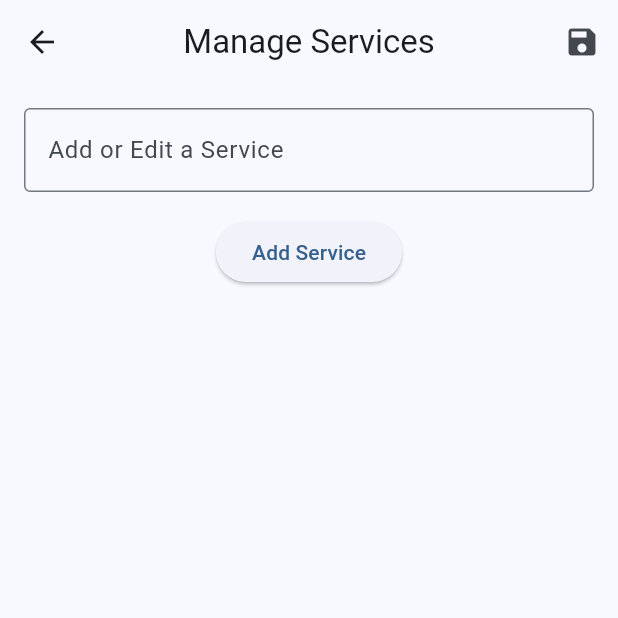
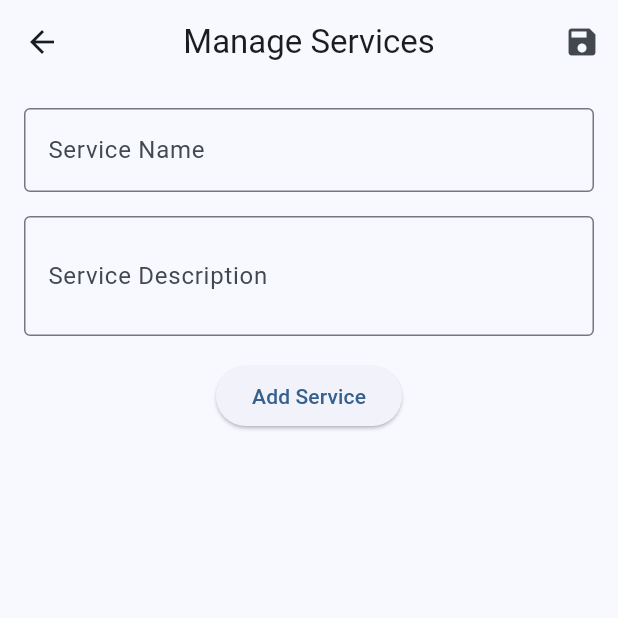
Before and after one commit to dananjaya2002/flutter_service_app_v2, a Flutter app: the ManageServicesScreen screen opened directly with empty values, on a phone screen of 412 x 824 dp, the top half of it. Run offline on Flutter 3.47's test engine with Material 3 defaults, Android fonts, the phone set to English and light mode, and no system bars; our stand-ins replace cloud_firestore, firebase_auth, firebase_core, firebase_storage, geolocator, google_maps_flutter; accounts and stored records are empty.

Commit message:
commet and rating fix and services build

```diff
--- a/lib/models/shop_model.dart
+++ b/lib/models/shop_model.dart
@@ -14,7 +14,7 @@ class ShopModel {
   final Timestamp createdAt;
   final bool isVerified;
   final bool isPublished;
-  final List<String> services;
+  final List<Map<String, dynamic>> services; // Updated to handle dynamic values
 
   ShopModel({
     required this.id,
@@ -30,9 +30,10 @@ class ShopModel {
     required this.createdAt,
     this.isVerified = false,
     this.isPublished = true,
-    this.services = const [],
+    this.services = const [], // Default to an empty list
   });
 
+  /// Factory method to create a `ShopModel` from a Firestore document map
   factory ShopModel.fromMap(Map<String, dynamic> map) {
     return ShopModel(
       id: map['id'] ?? '',
@@ -48,10 +49,13 @@ class ShopModel {
       createdAt: map['createdAt'] ?? Timestamp.now(),
       isVerified: map['isVerified'] ?? false,
       isPublished: map['isPublished'] ?? true,
-      services: List<String>.from(map['services'] ?? []),
+      services: List<Map<String, dynamic>>.from(
+        map['services'] ?? [],
+      ), // Updated to handle dynamic services
     );
   }
 
+  /// Converts the `ShopModel` to a map for Firestore
   Map<String, dynamic> toMap() {
     return {
       'ownerId': ownerId,
@@ -66,10 +70,11 @@ class ShopModel {
       'createdAt': createdAt,
       'isVerified': isVerified,
       'isPublished': isPublished,
-      'services': services,
+      'services': services, // Updated to include dynamic services
     };
   }
 
+  /// Creates a copy of the `ShopModel` with updated fields
   ShopModel copyWith({
     String? name,
     String? description,
@@ -82,7 +87,7 @@ class ShopModel {
     Timestamp? createdAt,
     bool? isVerified,
     bool? isPublished,
-    List<String>? services,
+    List<Map<String, dynamic>>? services, // Updated to handle dynamic services
   }) {
     return ShopModel(
       id: id,
@@ -98,7 +103,7 @@ class ShopModel {
       createdAt: createdAt ?? this.createdAt,
       isVerified: isVerified ?? this.isVerified,
       isPublished: isPublished ?? this.isPublished,
-      services: services ?? this.services,
+      services: services ?? this.services, // Updated to handle dynamic services
     );
   }
 }
--- a/lib/screens/shop/manage_service_screen.dart
+++ b/lib/screens/shop/manage_service_screen.dart
@@ -1,8 +1,9 @@
 import 'package:flutter/material.dart';
 
 class ManageServicesScreen extends StatefulWidget {
-  final List<String> services;
-  final Function(List<String>) onSave;
+  final List<Map<String, dynamic>>
+  services; // List of services with name and description
+  final Function(List<Map<String, dynamic>>) onSave;
 
   const ManageServicesScreen({
     Key? key,
@@ -15,8 +16,10 @@ class ManageServicesScreen extends StatefulWidget {
 }
 
 class _ManageServicesScreenState extends State<ManageServicesScreen> {
-  late List<String> _services;
-  final TextEditingController _serviceController = TextEditingController();
+  late List<Map<String, dynamic>> _services;
+  final TextEditingController _serviceNameController = TextEditingController();
+  final TextEditingController _serviceDescriptionController =
+      TextEditingController();
 
   @override
   void initState() {
@@ -26,21 +29,27 @@ class _ManageServicesScreenState extends State<ManageServicesScreen> {
 
   @override
   void dispose() {
-    _serviceController.dispose();
+    _serviceNameController.dispose();
+    _serviceDescriptionController.dispose();
     super.dispose();
   }
 
   void _addService() {
-    if (_serviceController.text.trim().isNotEmpty) {
+    if (_serviceNameController.text.trim().isNotEmpty) {
       setState(() {
-        _services.add(_serviceController.text.trim());
+        _services.add({
+          'name': _serviceNameController.text.trim(),
+          'description': _serviceDescriptionController.text.trim(),
+        });
       });
-      _serviceController.clear();
+      _serviceNameController.clear();
+      _serviceDescriptionController.clear();
     }
   }
 
   void _editService(int index) {
-    _serviceController.text = _services[index];
+    _serviceNameController.text = _services[index]['name'];
+    _serviceDescriptionController.text = _services[index]['description'];
     setState(() {
       _services.removeAt(index); // Temporarily remove the service
     });
@@ -72,11 +81,20 @@ class _ManageServicesScreenState extends State<ManageServicesScreen> {
         child: Column(
           children: [
             TextFormField(
-              controller: _serviceController,
+              controller: _serviceNameController,
               decoration: const InputDecoration(
-                labelText: 'Add or Edit a Service',
+                labelText: 'Service Name',
                 border: OutlineInputBorder(),
               ),
+            ),
+            const SizedBox(height: 16),
+            TextFormField(
+              controller: _serviceDescriptionController,
+              decoration: const InputDecoration(
+                labelText: 'Service Description',
+                border: OutlineInputBorder(),
+              ),
+              maxLines: 2,
             ),
             const SizedBox(height: 16),
             ElevatedButton(
@@ -89,7 +107,8 @@ class _ManageServicesScreenState extends State<ManageServicesScreen> {
                 itemCount: _services.length,
                 itemBuilder: (context, index) {
                   return ListTile(
-                    title: Text(_services[index]),
+                    title: Text(_services[index]['name']),
+                    subtitle: Text(_services[index]['description']),
                     trailing: Row(
                       mainAxisSize: MainAxisSize.min,
                       children: [
```
Also changed, not shown: lib/providers/shop_provider.dart (+32 -14 lines), lib/screens/shop/shop_details_screen.dart (+17 -10 lines), lib/screens/shop/shop_overview_screen.dart (+133 -44 lines).
